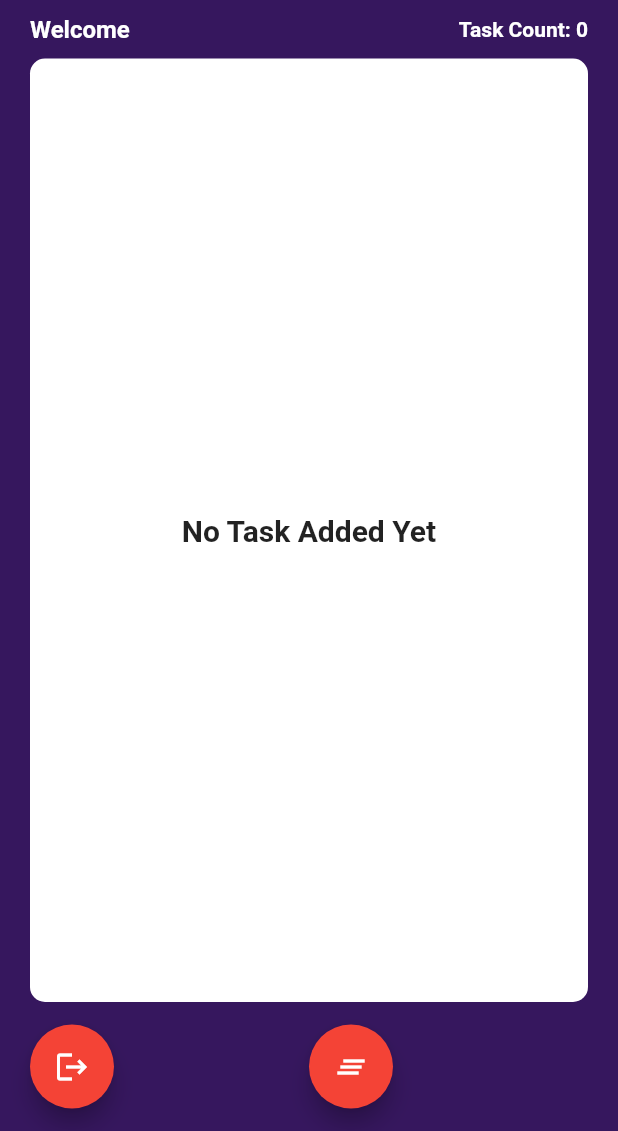
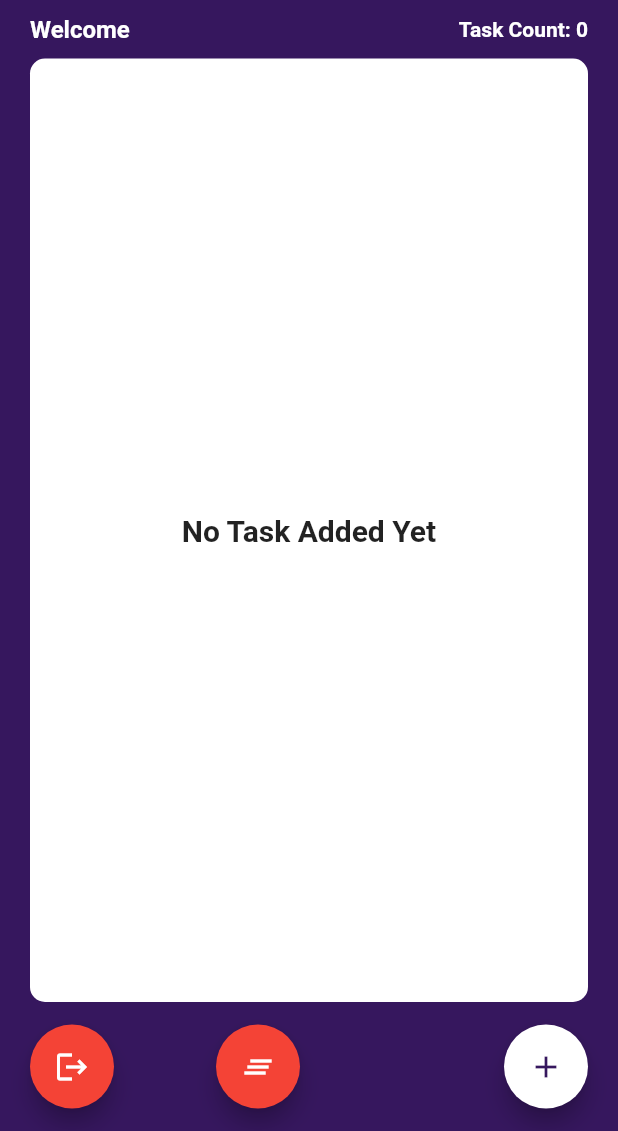
Before and after one commit to margallostephen/TodoListMobileApp, a Flutter app: the Home screen opened directly with empty values, on a phone screen of 412 x 824 dp, the part 105-1236 px from its top. Run offline on Flutter 3.47's test engine with Material 2 defaults, Android fonts, the phone set to English and light mode, and no system bars; our stand-ins replace hive, hive_flutter; accounts and stored records are empty.

Commit message:
Add add task button

```diff
--- a/lib/screens/home.dart
+++ b/lib/screens/home.dart
@@ -296,6 +296,41 @@ class _HomeState extends State<Home> {
                     ),
                   ),
                 ),
+                 Expanded(
+                  child: Align(
+                    alignment: Alignment.bottomRight,
+                    child: Container(
+                      margin: const EdgeInsets.only(
+                        bottom: 15,
+                      ),
+                      child: FloatingActionButton(
+                        heroTag: 'add',
+                        backgroundColor: Colors.white,
+                        onPressed: () async {
+                          await Navigator.pushNamed(
+                            context,
+                            '/task_form',
+                            arguments: {
+                              'tasks': tasks,
+                              'operation': 'Add Task',
+                              'key': '',
+                              'name': '',
+                              'description': '',
+                              'date': '',
+                              'userKey': userKey,
+                            },
+                          );
+
+                          getData();
+                        },
+                        child: const Icon(
+                          Icons.add,
+                          color: Style.violet,
+                        ),
+                      ),
+                    ),
+                  ),
+                ),
               ],
             ),
           ],
```
